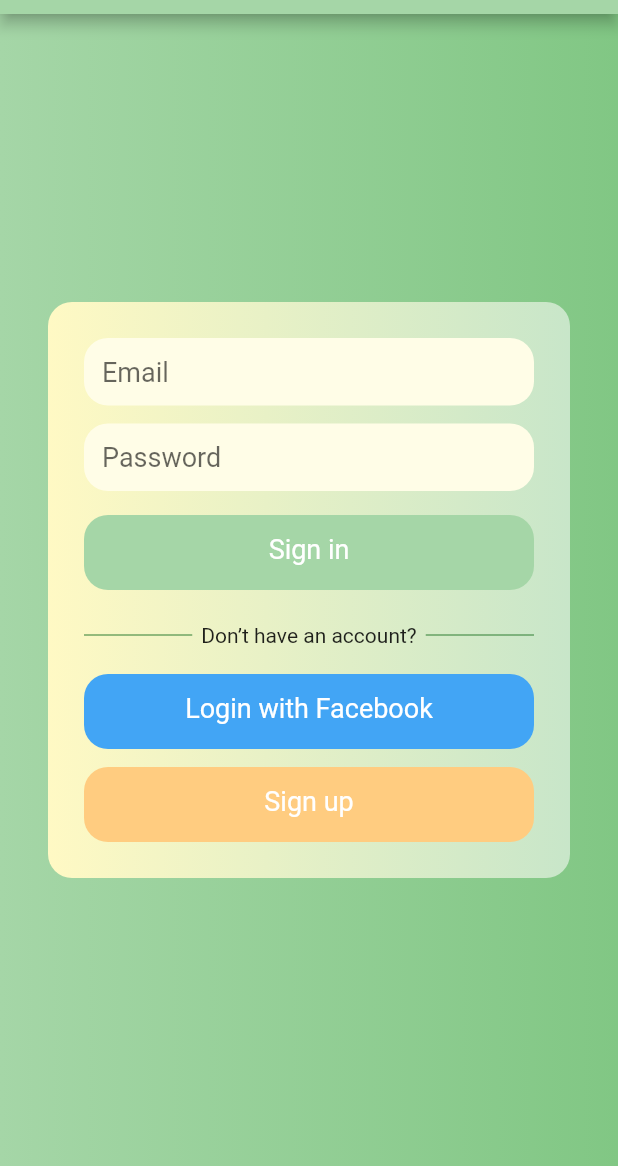
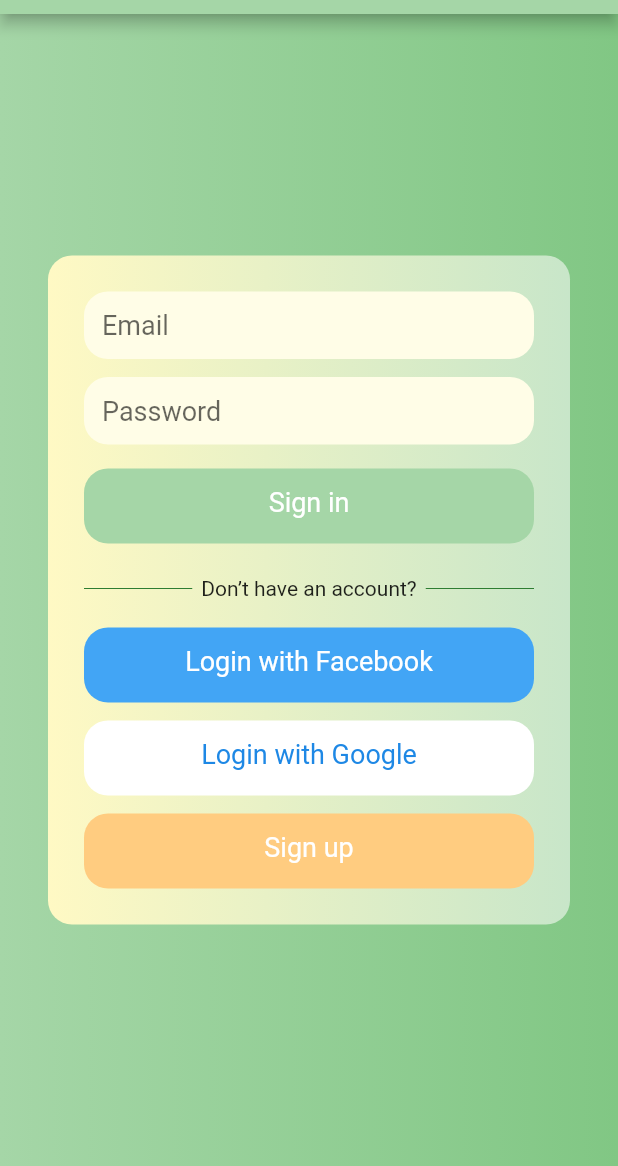
Before and after one commit to benznest/flutter-firebase-auth-app, a Flutter app: the screen it shows after launch, on a phone screen of 412 x 824 dp, the part 70-1236 px from its top. Run offline on Flutter 3.47's test engine with Material 2 defaults, Android fonts, the phone set to English and light mode, and no system bars; our stand-ins replace firebase_auth, google_sign_in; missing offline and left inert: flutter_facebook_login; accounts and stored records are empty.

Commit message:
add google login.

```diff
--- a/lib/login_page.dart
+++ b/lib/login_page.dart
@@ -3,6 +3,7 @@ import 'package:flutter/material.dart';
 import 'package:flutter_firebase_app/home_page.dart';
 import 'package:flutter_firebase_app/register_page.dart';
 import 'package:flutter_facebook_login/flutter_facebook_login.dart';
+import 'package:google_sign_in/google_sign_in.dart';
 
 class MyLoginPage extends StatefulWidget {
   MyLoginPage({Key key}) : super(key: key);
@@ -13,7 +14,6 @@ class MyLoginPage extends StatefulWidget {
 
 class _MyLoginPageState extends State<MyLoginPage> {
   final FirebaseAuth _auth = FirebaseAuth.instance;
-  final FacebookAuthProvider _facebookAuthProvider = FacebookAuthProvider();
 
   TextEditingController emailController = TextEditingController();
   TextEditingController passwordController = TextEditingController();
@@ -54,6 +54,7 @@ class _MyLoginPageState extends State<MyLoginPage> {
                           buildButtonSignIn(context),
                           buildOtherLine(),
                           buildButtonFacebook(context),
+                          buildButtonGoogle(context),
                           buildButtonRegister(context)
                         ],
                       )),
@@ -111,6 +112,20 @@ class _MyLoginPageState extends State<MyLoginPage> {
         onTap: () => loginWithFacebook(context));
   }
 
+  Widget buildButtonGoogle(BuildContext context) {
+    return InkWell(
+        child: Container(
+            constraints: BoxConstraints.expand(height: 50),
+            child: Text("Login with Google ",
+                textAlign: TextAlign.center,
+                style: TextStyle(fontSize: 18, color: Colors.blue[600])),
+            decoration: BoxDecoration(
+                borderRadius: BorderRadius.circular(16), color: Colors.white),
+            margin: EdgeInsets.only(top: 12),
+            padding: EdgeInsets.all(12)),
+        onTap: () => loginWithGoogle(context));
+  }
+
   Container buildTextFieldEmail() {
     return Container(
         padding: EdgeInsets.all(12),
@@ -166,7 +181,6 @@ class _MyLoginPageState extends State<MyLoginPage> {
   }
 
   Future checkAuth(BuildContext context) async {
-
     FirebaseUser user = await _auth.currentUser();
     if (user != null) {
       print("Already singed-in with");
@@ -185,9 +199,29 @@ class _MyLoginPageState extends State<MyLoginPage> {
     await _auth.signInWithCredential(
         FacebookAuthProvider.getCredential(accessToken: token));
     checkAuth(context);
+  }
 
-//    final graphResponse = await http.get(
-//        'https://graph.facebook.com/v2.12/me?fields=name,first_name,last_name,email&access_token=${token}');
-//    final profile = JSON.decode(graphResponse.body);
+  Future loginWithGoogle(BuildContext context) async {
+    GoogleSignIn _googleSignIn = GoogleSignIn(
+      scopes: [
+        'email',
+        'https://www.googleapis.com/auth/contacts.readonly',
+      ],
+    );
+
+    bool isSigned = await _googleSignIn.isSignedIn();
+    if(isSigned){
+      await _googleSignIn.signOut();
+    }
+
+//    GoogleSignInAccount user = await
+    _googleSignIn.signIn().then((user) async {
+      GoogleSignInAuthentication userAuth = await user.authentication;
+      await _auth.signInWithCredential(GoogleAuthProvider.getCredential(
+          idToken: userAuth.idToken, accessToken: userAuth.accessToken));
+      checkAuth(context);
+    }).catchError((error) {
+      print("ERROR " + error.message);
+    });
   }
 }
--- a/pubspec.yaml
+++ b/pubspec.yaml
@@ -26,6 +26,7 @@ dependencies:
   firebase_core: 0.3.1+1
   firebase_auth: 0.8.1+4
   flutter_facebook_login: 2.0.0
+  google_sign_in: 4.0.1+1
 
 dev_dependencies:
   flutter_test:
```
Also changed, not shown: pubspec.lock, 1 other file. Lines whose indentation alone changed are shown as unchanged.
